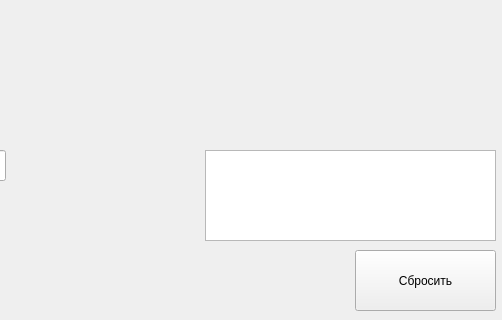
kldd0/maps-api, file ui.ui: the form before one commit; both pictures show x 275 to 777 and y 280 to 600 of the 777 by 600 pixel window.
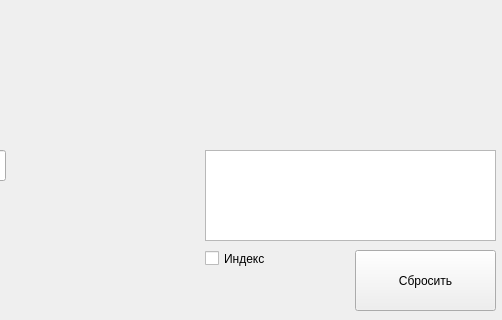
The form after the commit.

```diff
--- a/ui.ui
+++ b/ui.ui
@@ -87,6 +87,25 @@
       <width>291</width>
       <height>91</height>
      </rect>
+    </property>
+    <property name="focusPolicy">
+     <enum>Qt::NoFocus</enum>
+    </property>
+   </widget>
+   <widget class="QCheckBox" name="checkBox">
+    <property name="geometry">
+     <rect>
+      <x>480</x>
+      <y>530</y>
+      <width>70</width>
+      <height>17</height>
+     </rect>
+    </property>
+    <property name="focusPolicy">
+     <enum>Qt::NoFocus</enum>
+    </property>
+    <property name="text">
+     <string>Индекс</string>
     </property>
    </widget>
   </widget>
```
Left out of the diff: 9 changed lines with no effect on the pictures.
